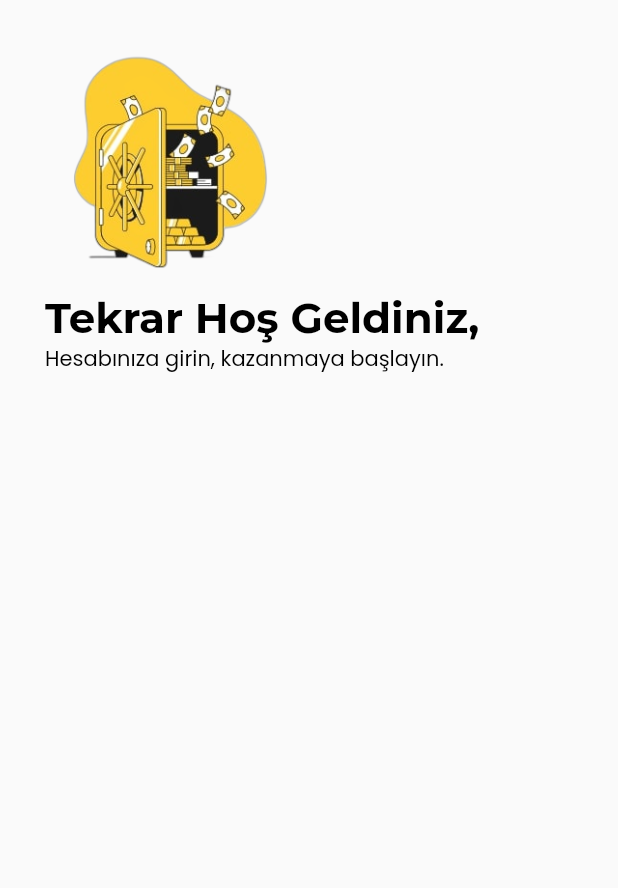
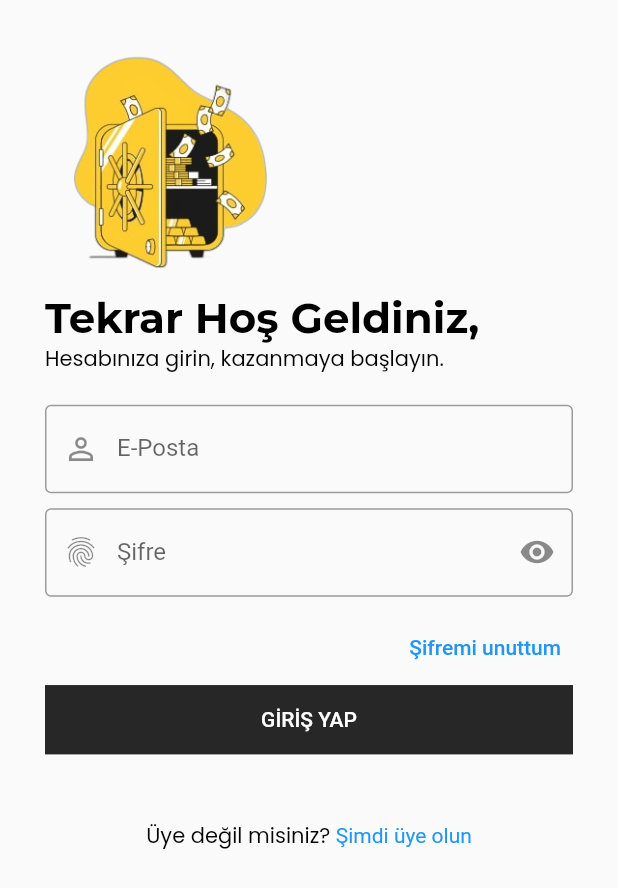
Before and after one commit to yakupgunes/tasks, a Flutter app: the LoginScreen screen opened directly, on a phone screen of 412 x 824 dp. Shown: the top 888 px of the screen. Run offline on Flutter 3.47's test engine with Material 2 defaults, Android fonts, the phone set to English and light mode, and no system bars; our stand-ins replace get, google_fonts, liquid_swipe.

Commit message:
login,signup ui

```diff
--- a/lib/src/constants/sizes.dart
+++ b/lib/src/constants/sizes.dart
@@ -3,3 +3,4 @@
 const tDefaultSize = 30.0;
 const tSplashContainerSize = 30.0;
 const tButtonHeight = 15.0;
+const tFormHeight = 30.0;
--- a/lib/src/constants/text_strings.dart
+++ b/lib/src/constants/text_strings.dart
@@ -15,4 +15,17 @@ const String tSignup = "Kayıt Ol";
 const String tLoginTitle = "Tekrar Hoş Geldiniz,";
 const String tLoginSubTitle = "Hesabınıza girin, kazanmaya başlayın.";
 const String tRememberMe = "Tekrar Hoş Geldiniz,";
-const String tAlreadyHaveAnAccount = "Zaten Üyeliğiniz var mı?";
+const String tEmail = "E-Posta";
+const String tPassword = "Şifre";
+const String tForgetPassword = "Şifremi unuttum";
+const String tSingInWithGoogle = "Google ile giriş yap";
+const String tDontHaveAnAccount = "Üye değil misiniz? ";
+const String tSignup2 = "Şimdi üye olun";
+
+//-- Sign Up Screen Text
+const String tSignUpTitle = "Hoşgeldiniz,";
+const String tSignUpSubTitle = "Bilgilerinizi girerek kayıt olabilirsiniz.";
+const String tAlreadyHaveAnAccount = "Zaten üyeliğiniz var mı? ";
+const String tLogin2 = "Giriş yapın";
+const String tFullName = "Ad Soyad";
+const String tPhoneNumber = "Cep Telefonu";
--- a/lib/src/features/authentication/screens/login/login_screen.dart
+++ b/lib/src/features/authentication/screens/login/login_screen.dart
@@ -1,4 +1,4 @@
-// ignore_for_file: prefer_const_constructors
+// ignore_for_file: prefer_const_constructors, prefer_const_literals_to_create_immutables
 
 import 'package:flutter/material.dart';
 import 'package:kolaypara/src/constants/image_strings.dart';
@@ -11,7 +11,8 @@ class LoginScreen extends StatelessWidget {
   @override
   Widget build(BuildContext context) {
     final size = MediaQuery.of(context).size;
-    return Scaffold(
+    return SafeArea(
+      child: Scaffold(
         body: SingleChildScrollView(
           child: Container(
             padding: const EdgeInsets.all(tDefaultSize),
@@ -22,15 +23,81 @@ class LoginScreen extends StatelessWidget {
                   image: AssetImage(tWelcomeScreenImage),
                   height: size.height * 0.2,
                 ),
-              Text(
-                tLoginTitle,
-                style: Theme.of(context).textTheme.displayLarge,
+                Text(tLoginTitle,
+                    style: Theme.of(context).textTheme.displayLarge),
+                Text(tLoginSubTitle,
+                    style: Theme.of(context).textTheme.bodyLarge),
+                Form(
+                  child: Container(
+                    padding:
+                        const EdgeInsets.symmetric(vertical: tFormHeight - 10),
+                    child: Column(
+                      crossAxisAlignment: CrossAxisAlignment.start,
+                      children: [
+                        TextFormField(
+                          decoration: const InputDecoration(
+                            prefixIcon: Icon(Icons.person_outline_outlined),
+                            labelText: tEmail,
+                            hintText: tEmail,
+                            border: OutlineInputBorder(),
                           ),
-              Text(
-                tLoginSubTitle,
-                style: Theme.of(context).textTheme.bodyLarge,
+                        ),
+                        const SizedBox(height: tFormHeight - 20),
+                        TextFormField(
+                          obscureText: true,
+                          decoration: InputDecoration(
+                            prefixIcon: Icon(Icons.fingerprint),
+                            labelText: tPassword,
+                            hintText: tPassword,
+                            border: OutlineInputBorder(),
+                            suffixIcon: IconButton(
+                                onPressed: () {},
+                                icon: Icon(Icons.remove_red_eye_sharp)),
+                          ),
+                        ),
+                        const SizedBox(height: tFormHeight - 20),
+                        Align(
+                          alignment: Alignment.centerRight,
+                          child: TextButton(
+                            onPressed: () {},
+                            child: const Text(tForgetPassword),
+                          ),
+                        ),
+                        SizedBox(
+                          width: double.infinity,
+                          child: ElevatedButton(
+                              onPressed: () {},
+                              child: Text(tLogin.toUpperCase())),
                         ),
                       ],
+                    ),
+                  ),
+                ),
+                const SizedBox(
+                  height: tFormHeight - 20,
+                ),
+                Align(
+                  alignment: Alignment.center,
+                  child: TextButton(
+                    onPressed: () {},
+                    child: Text.rich(
+                      TextSpan(
+                          text: tDontHaveAnAccount,
+                          style: Theme.of(context).textTheme.bodyLarge,
+                          children: const [
+                            TextSpan(
+                              text: tSignup2,
+                              style: TextStyle(
+                                color: Colors.blue,
+                              ),
+                            ),
+                          ]),
+                    ),
+                  ),
+                ),
+                //end
+              ],
+            ),
           ),
         ),
       ),
--- a/lib/src/features/authentication/screens/welcome/welcome_screen.dart
+++ b/lib/src/features/authentication/screens/welcome/welcome_screen.dart
@@ -10,6 +10,7 @@ import 'package:kolaypara/src/constants/image_strings.dart';
 import 'package:kolaypara/src/constants/sizes.dart';
 import 'package:kolaypara/src/constants/text_strings.dart';
 import 'package:kolaypara/src/features/authentication/screens/login/login_screen.dart';
+import 'package:kolaypara/src/features/authentication/screens/signup/signup_screen.dart';
 
 class WelcomeScreen extends StatelessWidget {
   const WelcomeScreen({super.key});
@@ -78,7 +79,7 @@ class WelcomeScreen extends StatelessWidget {
                       ),
                       Expanded(
                         child: ElevatedButton(
-                          onPressed: () {},
+                          onPressed: () => Get.to(() => const SignUpScreen()),
                           child: Text(tSignup.toUpperCase()),
                         ),
                       ),
```
Also changed, not shown: lib/src/features/authentication/screens/signup/signup_screen.dart (added, +148 -0 lines), lib/src/features/authentication/screens/login/login_form_widget.dart (added). Lines whose indentation alone changed are shown as unchanged.
